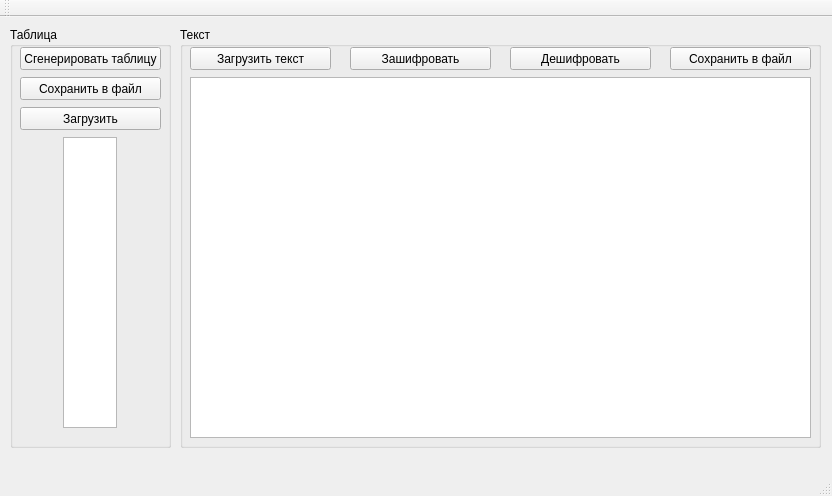
First picture: the form in mainwindow.ui, repository merail/qt-substitution-cipher, before the edit.
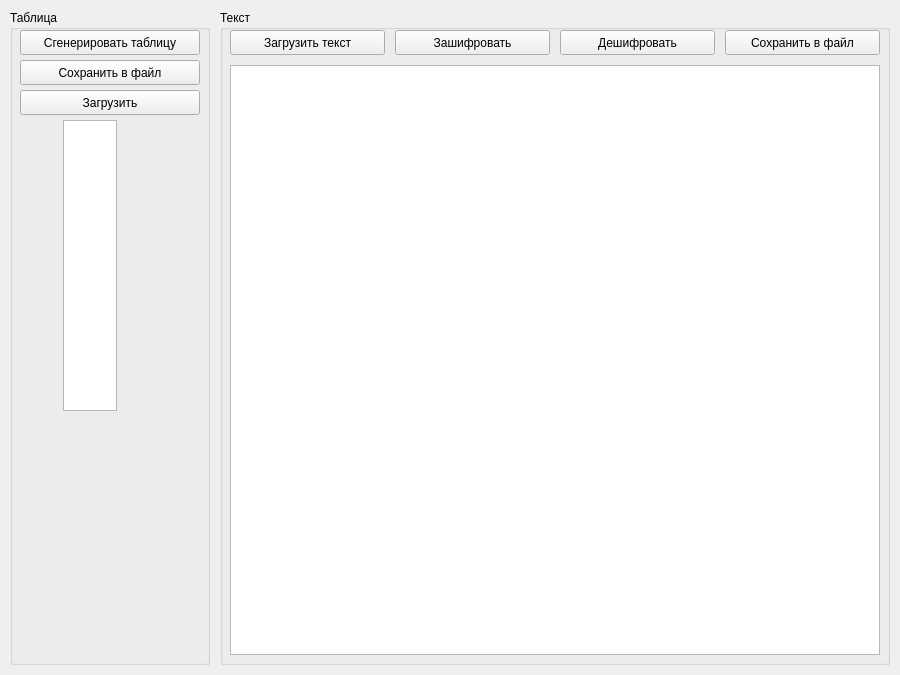
Second picture: the form after the edit.

Commit message: straight design

Patch:
```diff
--- a/mainwindow.ui
+++ b/mainwindow.ui
@@ -6,8 +6,8 @@
    <rect>
     <x>0</x>
     <y>0</y>
-    <width>832</width>
-    <height>496</height>
+    <width>900</width>
+    <height>675</height>
    </rect>
   </property>
   <property name="windowTitle">
@@ -17,10 +17,10 @@
    <widget class="QGroupBox" name="textBox">
     <property name="geometry">
      <rect>
-      <x>180</x>
+      <x>220</x>
       <y>10</y>
-      <width>641</width>
-      <height>421</height>
+      <width>670</width>
+      <height>655</height>
      </rect>
     </property>
     <property name="title">
@@ -31,8 +31,8 @@
       <rect>
        <x>10</x>
        <y>20</y>
-       <width>141</width>
-       <height>23</height>
+       <width>155</width>
+       <height>25</height>
       </rect>
      </property>
      <property name="text">
@@ -42,10 +42,10 @@
     <widget class="QPushButton" name="codeText">
      <property name="geometry">
       <rect>
-       <x>170</x>
+       <x>175</x>
        <y>20</y>
-       <width>141</width>
-       <height>23</height>
+       <width>155</width>
+       <height>25</height>
       </rect>
      </property>
      <property name="text">
@@ -55,10 +55,10 @@
     <widget class="QPushButton" name="decodeText">
      <property name="geometry">
       <rect>
-       <x>330</x>
+       <x>340</x>
        <y>20</y>
-       <width>141</width>
-       <height>23</height>
+       <width>155</width>
+       <height>25</height>
       </rect>
      </property>
      <property name="text">
@@ -68,10 +68,10 @@
     <widget class="QPushButton" name="saveText">
      <property name="geometry">
       <rect>
-       <x>490</x>
+       <x>505</x>
        <y>20</y>
-       <width>141</width>
-       <height>23</height>
+       <width>155</width>
+       <height>25</height>
       </rect>
      </property>
      <property name="text">
@@ -82,9 +82,9 @@
      <property name="geometry">
       <rect>
        <x>10</x>
-       <y>50</y>
-       <width>621</width>
-       <height>361</height>
+       <y>55</y>
+       <width>650</width>
+       <height>590</height>
       </rect>
      </property>
     </widget>
@@ -94,8 +94,8 @@
      <rect>
       <x>10</x>
       <y>10</y>
-      <width>161</width>
-      <height>421</height>
+      <width>200</width>
+      <height>655</height>
      </rect>
     </property>
     <property name="title">
@@ -106,8 +106,8 @@
       <rect>
        <x>10</x>
        <y>20</y>
-       <width>141</width>
-       <height>23</height>
+       <width>180</width>
+       <height>25</height>
       </rect>
      </property>
      <property name="text">
@@ -119,8 +119,8 @@
       <rect>
        <x>10</x>
        <y>50</y>
-       <width>141</width>
-       <height>23</height>
+       <width>180</width>
+       <height>25</height>
       </rect>
      </property>
      <property name="text">
@@ -151,8 +151,8 @@
       <rect>
        <x>10</x>
        <y>80</y>
-       <width>141</width>
-       <height>23</height>
+       <width>180</width>
+       <height>25</height>
       </rect>
      </property>
      <property name="text">
@@ -161,25 +161,6 @@
     </widget>
    </widget>
   </widget>
-  <widget class="QMenuBar" name="menuBar">
-   <property name="geometry">
-    <rect>
-     <x>0</x>
-     <y>0</y>
-     <width>832</width>
-     <height>21</height>
-    </rect>
-   </property>
-  </widget>
-  <widget class="QToolBar" name="mainToolBar">
-   <attribute name="toolBarArea">
-    <enum>TopToolBarArea</enum>
-   </attribute>
-   <attribute name="toolBarBreak">
-    <bool>false</bool>
-   </attribute>
-  </widget>
-  <widget class="QStatusBar" name="statusBar"/>
  </widget>
  <layoutdefault spacing="6" margin="11"/>
  <resources/>
```
The commit also changes 1 other file.
